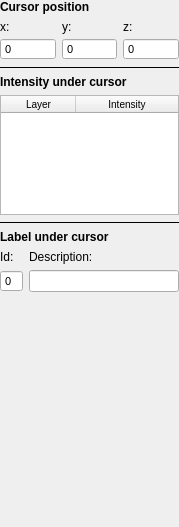
Qt form GUI/Qt/Components/CursorInspector.ui (pyushkevich/itksnap) before a commit.
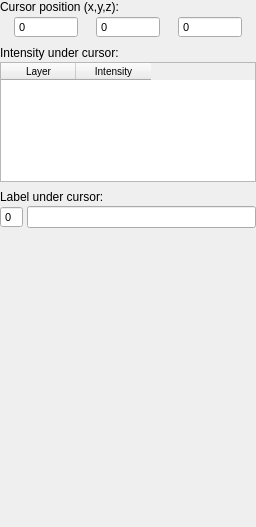
The same form after that commit.

```diff
--- a/GUI/Qt/Components/CursorInspector.ui
+++ b/GUI/Qt/Components/CursorInspector.ui
@@ -21,10 +21,24 @@
 QSpinBox {
 font-size: 11px;
 }
-</string>
+QLineEdit {
+font-size: 11px;
+}</string>
   </property>
   <layout class="QVBoxLayout" name="verticalLayout">
-   <property name="margin">
+   <property name="spacing">
+    <number>2</number>
+   </property>
+   <property name="leftMargin">
+    <number>0</number>
+   </property>
+   <property name="topMargin">
+    <number>0</number>
+   </property>
+   <property name="rightMargin">
+    <number>0</number>
+   </property>
+   <property name="bottomMargin">
     <number>0</number>
    </property>
    <item>
@@ -32,27 +46,24 @@
      <property name="font">
       <font>
        <pointsize>-1</pointsize>
-       <weight>75</weight>
-       <bold>true</bold>
+       <weight>50</weight>
+       <bold>false</bold>
       </font>
      </property>
      <property name="styleSheet">
-      <string notr="true">font-weight:bold;</string>
+      <string notr="true"/>
      </property>
      <property name="text">
-      <string>Cursor position</string>
+      <string>Cursor position (x,y,z):</string>
      </property>
     </widget>
    </item>
    <item>
-    <layout class="QGridLayout" name="gridLayout">
-     <property name="horizontalSpacing">
-      <number>6</number>
-     </property>
-     <property name="verticalSpacing">
+    <layout class="QHBoxLayout" name="horizontalLayout">
+     <property name="spacing">
       <number>4</number>
      </property>
-     <item row="1" column="0">
+     <item>
       <widget class="QSpinBox" name="inCursorX">
        <property name="sizePolicy">
         <sizepolicy hsizetype="Minimum" vsizetype="Fixed">
@@ -71,7 +82,7 @@
        </property>
       </widget>
      </item>
-     <item row="1" column="1">
+     <item>
       <widget class="QSpinBox" name="inCursorY">
        <property name="sizePolicy">
         <sizepolicy hsizetype="Minimum" vsizetype="Fixed">
@@ -96,7 +107,7 @@
        </property>
       </widget>
      </item>
-     <item row="1" column="2">
+     <item>
       <widget class="QSpinBox" name="inCursorZ">
        <property name="sizePolicy">
         <sizepolicy hsizetype="Minimum" vsizetype="Fixed">
@@ -115,67 +126,58 @@
        </property>
       </widget>
      </item>
-     <item row="0" column="0">
-      <widget class="QLabel" name="label_2">
-       <property name="text">
-        <string>x:</string>
-       </property>
-      </widget>
-     </item>
-     <item row="0" column="1">
-      <widget class="QLabel" name="label_3">
-       <property name="text">
-        <string>y:</string>
-       </property>
-      </widget>
-     </item>
-     <item row="0" column="2">
-      <widget class="QLabel" name="label_4">
-       <property name="text">
-        <string>z:</string>
-       </property>
-      </widget>
-     </item>
     </layout>
    </item>
    <item>
-    <widget class="Line" name="line">
-     <property name="frameShadow">
-      <enum>QFrame::Plain</enum>
-     </property>
+    <spacer name="verticalSpacer_2">
      <property name="orientation">
-      <enum>Qt::Horizontal</enum>
+      <enum>Qt::Vertical</enum>
      </property>
-    </widget>
+     <property name="sizeType">
+      <enum>QSizePolicy::Fixed</enum>
+     </property>
+     <property name="sizeHint" stdset="0">
+      <size>
+       <width>20</width>
+       <height>6</height>
+      </size>
+     </property>
+    </spacer>
    </item>
    <item>
     <widget class="QLabel" name="label_5">
      <property name="font">
       <font>
        <pointsize>-1</pointsize>
-       <weight>75</weight>
-       <bold>true</bold>
+       <weight>50</weight>
+       <bold>false</bold>
       </font>
      </property>
      <property name="styleSheet">
-      <string notr="true">font-weight:bold;</string>
+      <string notr="true"/>
      </property>
      <property name="text">
-      <string>Intensity under cursor</string>
+      <string>Intensity under cursor:</string>
      </property>
     </widget>
    </item>
    <item>
     <widget class="QTableWidget" name="tableVoxelUnderCursor">
+     <property name="sizePolicy">
+      <sizepolicy hsizetype="Minimum" vsizetype="Fixed">
+       <horstretch>0</horstretch>
+       <verstretch>0</verstretch>
+      </sizepolicy>
+     </property>
      <property name="minimumSize">
       <size>
-       <width>162</width>
+       <width>0</width>
        <height>0</height>
       </size>
      </property>
      <property name="maximumSize">
       <size>
-       <width>185</width>
+       <width>400</width>
        <height>120</height>
       </size>
      </property>
@@ -197,6 +199,9 @@
      <property name="selectionBehavior">
       <enum>QAbstractItemView::SelectRows</enum>
      </property>
+     <property name="textElideMode">
+      <enum>Qt::ElideMiddle</enum>
+     </property>
      <attribute name="horizontalHeaderCascadingSectionResizes">
       <bool>false</bool>
      </attribute>
@@ -204,7 +209,7 @@
       <number>75</number>
      </attribute>
      <attribute name="horizontalHeaderStretchLastSection">
-      <bool>true</bool>
+      <bool>false</bool>
      </attribute>
      <attribute name="verticalHeaderVisible">
       <bool>false</bool>
@@ -225,65 +230,48 @@
     </widget>
    </item>
    <item>
-    <widget class="Line" name="line_3">
-     <property name="frameShadow">
-      <enum>QFrame::Plain</enum>
-     </property>
+    <spacer name="verticalSpacer_3">
      <property name="orientation">
-      <enum>Qt::Horizontal</enum>
+      <enum>Qt::Vertical</enum>
      </property>
-    </widget>
+     <property name="sizeType">
+      <enum>QSizePolicy::Fixed</enum>
+     </property>
+     <property name="sizeHint" stdset="0">
+      <size>
+       <width>20</width>
+       <height>6</height>
+      </size>
+     </property>
+    </spacer>
    </item>
    <item>
     <widget class="QLabel" name="label_6">
      <property name="font">
       <font>
        <pointsize>-1</pointsize>
-       <weight>75</weight>
-       <bold>true</bold>
+       <weight>50</weight>
+       <bold>false</bold>
       </font>
      </property>
      <property name="styleSheet">
-      <string notr="true">font-weight:bold;</string>
+      <string notr="true"/>
      </property>
      <property name="text">
-      <string>Label under cursor</string>
+      <string>Label under cursor:</string>
      </property>
     </widget>
    </item>
    <item>
-    <layout class="QGridLayout" name="gridLayout_2">
+    <layout class="QHBoxLayout" name="horizontalLayout_2">
      <property name="spacing">
-      <number>6</number>
+      <number>4</number>
      </property>
-     <item row="1" column="1">
-      <widget class="QLineEdit" name="outLabelText">
-       <property name="readOnly">
-        <bool>true</bool>
-       </property>
-      </widget>
-     </item>
-     <item row="0" column="0">
-      <widget class="QLabel" name="label_7">
-       <property name="maximumSize">
-        <size>
-         <width>16777215</width>
-         <height>16777215</height>
-        </size>
-       </property>
-       <property name="text">
-        <string>Id:</string>
-       </property>
-       <property name="alignment">
-        <set>Qt::AlignLeading|Qt::AlignLeft|Qt::AlignVCenter</set>
-       </property>
-      </widget>
-     </item>
-     <item row="1" column="0">
+     <item>
       <widget class="QSpinBox" name="outLabelId">
        <property name="maximumSize">
         <size>
-         <width>60</width>
+         <width>50</width>
          <height>16777215</height>
         </size>
        </property>
@@ -295,18 +283,10 @@
        </property>
       </widget>
      </item>
-     <item row="0" column="1">
-      <widget class="QLabel" name="label_8">
-       <property name="font">
-        <font>
-         <pointsize>-1</pointsize>
-        </font>
-       </property>
-       <property name="styleSheet">
-        <string notr="true"/>
-       </property>
-       <property name="text">
-        <string>Description:</string>
+     <item>
+      <widget class="QLineEdit" name="outLabelText">
+       <property name="readOnly">
+        <bool>true</bool>
        </property>
       </widget>
      </item>
```
